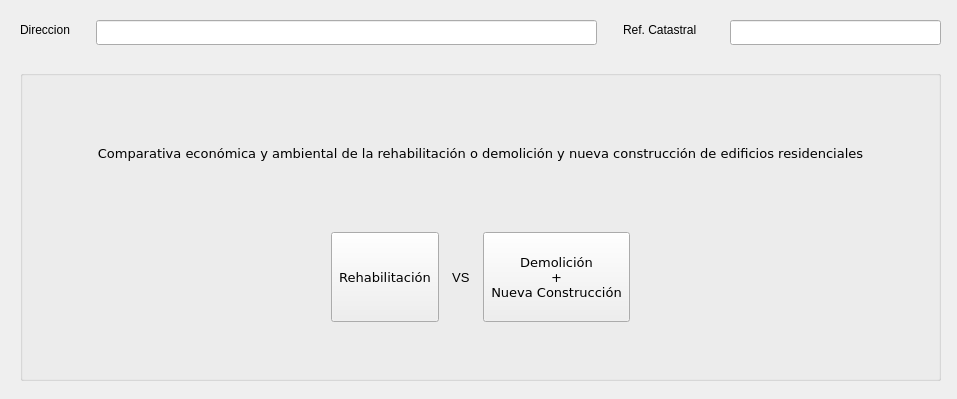
Above: Ui_IntroForm.ui from rubenmarrufo/herevea before the change. Below: the same form after it.
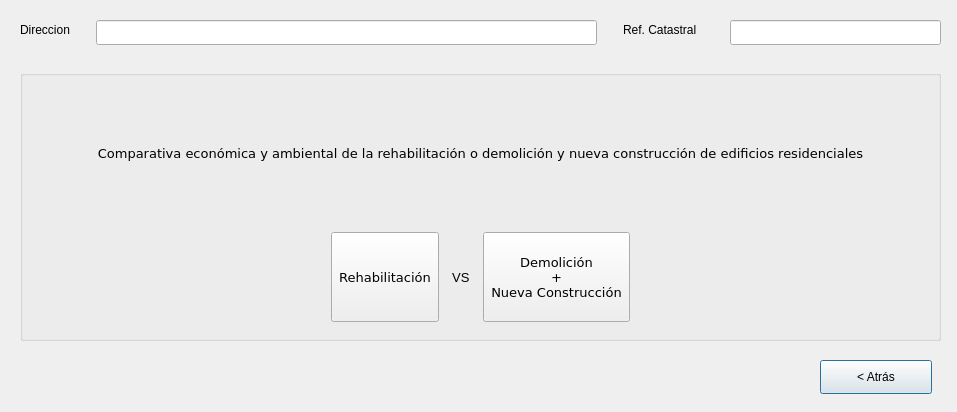
That is the form after the change. Icons and pictures are not drawn.

What changed in the file:
```diff
--- a/Ui_IntroForm.ui
+++ b/Ui_IntroForm.ui
@@ -7,7 +7,7 @@
     <x>0</x>
     <y>0</y>
     <width>957</width>
-    <height>399</height>
+    <height>412</height>
    </rect>
   </property>
   <property name="windowTitle">
@@ -75,7 +75,7 @@
      <x>20</x>
      <y>70</y>
      <width>921</width>
-     <height>311</height>
+     <height>271</height>
     </rect>
    </property>
    <property name="font">
@@ -204,6 +204,19 @@
     </layout>
    </widget>
   </widget>
+  <widget class="QPushButton" name="pushButton">
+   <property name="geometry">
+    <rect>
+     <x>820</x>
+     <y>360</y>
+     <width>112</width>
+     <height>34</height>
+    </rect>
+   </property>
+   <property name="text">
+    <string>&lt; Atrás</string>
+   </property>
+  </widget>
  </widget>
  <resources/>
  <connections/>
```
